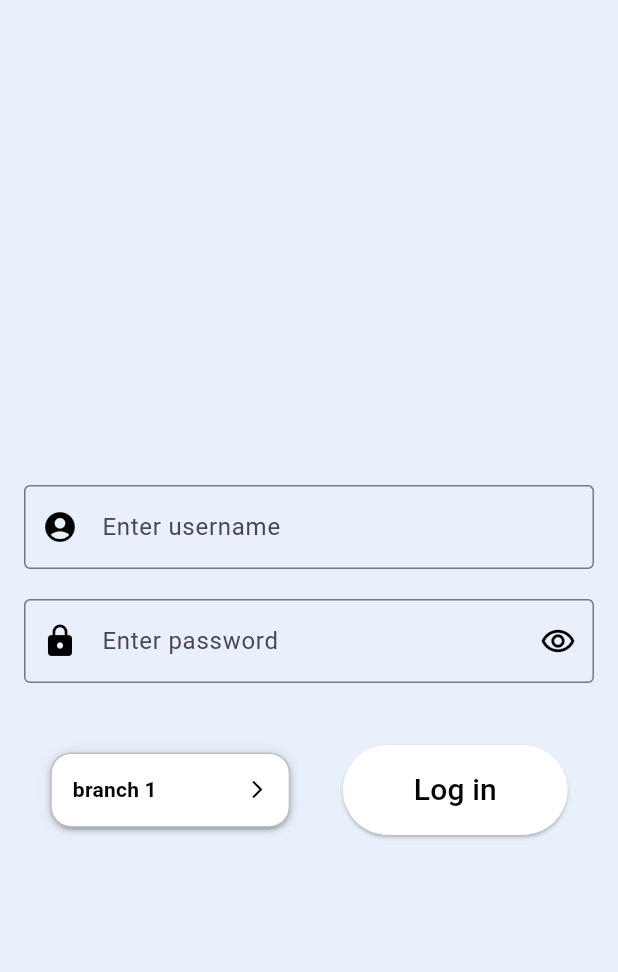
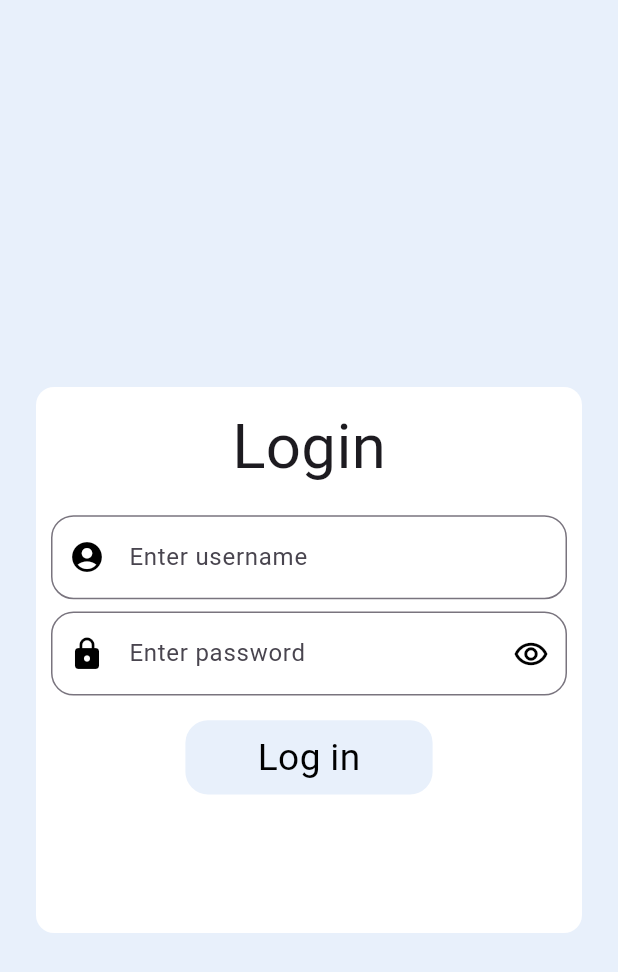
Before and after one commit to gaseer/gramboo_sales_details, a Flutter app: the screen it shows after launch, on a phone screen of 412 x 824 dp. Shown: the top 972 px of the screen. Run offline on Flutter 3.47's test engine with Material 3 defaults, Android fonts, the phone set to English and light mode, and no system bars; drawn by our look-alikes of dropdown_button2; our stand-ins replace fl_chart, flutter_riverpod, fpdart, google_fonts, multi_dropdown; Roboto replaces fonts that are missing (Alice).

Commit message:
login functionality

```diff
--- a/lib/features/auth/screens/login_screen.dart
+++ b/lib/features/auth/screens/login_screen.dart
@@ -1,5 +1,6 @@
 import 'package:flutter/material.dart';
 import 'package:flutter_riverpod/flutter_riverpod.dart';
+import 'package:google_fonts/google_fonts.dart';
 import 'package:gramboo_sales_details/core/navigation_services.dart';
 import 'package:gramboo_sales_details/core/utilities/custom_dropDown.dart';
 import 'package:gramboo_sales_details/features/dashboard/screens/dashBoard_screen.dart';
@@ -21,6 +22,8 @@ class _LoginScreenState extends ConsumerState<LoginScreen> {
 
   final obscureTextProvider = StateProvider((ref) => true);
 
+  final isLoginSuccessProvider = StateProvider((ref) => false);
+
   final branchValueProvider = StateProvider<String?>((ref) => "branch 1");
 
   @override
@@ -32,40 +35,65 @@ class _LoginScreenState extends ConsumerState<LoginScreen> {
 
   @override
   Widget build(BuildContext context) {
+    final isLoggedIn = ref.watch(isLoginSuccessProvider);
     return Scaffold(
       appBar: AppBar(),
-      body: Container(
-        padding: const EdgeInsets.all(16),
+      body: Center(
+        child: Container(
+          height: isLoggedIn ? h * .6 : h * .5,
+          padding: const EdgeInsets.all(20),
+          child: Card(
+            child: Padding(
+              padding: const EdgeInsets.all(10.0),
               child: Form(
                 key: _formKey,
+                child: SingleChildScrollView(
                   child: Column(
-            mainAxisAlignment: MainAxisAlignment.center,
+                    mainAxisSize: MainAxisSize.min,
                     children: [
+                      Text(
+                        "Login",
+                        style: GoogleFonts.alice(fontSize: w * .1),
+                      ),
+                      SizedBox(
+                        height: h * .02,
+                      ),
                       TextFormField(
                         controller: _userNameController,
-                decoration: const InputDecoration(
+                        decoration: InputDecoration(
                           hintText: "Enter username",
-                  prefixIcon: Icon(
+                          prefixIcon: const Icon(
                             Icons.account_circle_sharp,
                             color: Palette.iconColor,
                           ),
                           errorBorder: OutlineInputBorder(
-                    borderSide: BorderSide(width: 3, color: Colors.redAccent),
+                            borderRadius: BorderRadius.circular(15),
+                            borderSide: const BorderSide(
+                                width: 3, color: Colors.redAccent),
                           ),
                           border: OutlineInputBorder(
-                    borderSide: BorderSide(
+                            borderRadius: BorderRadius.circular(15),
+                            borderSide: const BorderSide(
                               color: Palette.primaryColor,
                             ),
                           ),
                           focusedBorder: OutlineInputBorder(
-                    borderSide: BorderSide(
+                            borderRadius: BorderRadius.circular(15),
+                            borderSide: const BorderSide(
                               color: Palette.primaryColor,
                             ),
                           ),
                         ),
+                        validator: (value) {
+                          if (value == null || value.trim().isEmpty) {
+                            return "This field can't be empty";
+                          } else {
+                            return null;
+                          }
+                        },
                       ),
-              const SizedBox(
-                height: 20,
+                      SizedBox(
+                        height: h * .01,
                       ),
                       TextFormField(
                         obscureText: ref.watch(obscureTextProvider),
@@ -76,16 +104,20 @@ class _LoginScreenState extends ConsumerState<LoginScreen> {
                             Icons.lock,
                             color: Palette.iconColor,
                           ),
-                  errorBorder: const OutlineInputBorder(
-                    borderSide: BorderSide(width: 3, color: Colors.redAccent),
+                          errorBorder: OutlineInputBorder(
+                            borderRadius: BorderRadius.circular(15),
+                            borderSide: const BorderSide(
+                                width: 3, color: Colors.redAccent),
                           ),
-                  border: const OutlineInputBorder(
-                    borderSide: BorderSide(
+                          border: OutlineInputBorder(
+                            borderRadius: BorderRadius.circular(15),
+                            borderSide: const BorderSide(
                               color: Palette.borderColor,
                             ),
                           ),
-                  focusedBorder: const OutlineInputBorder(
-                    borderSide: BorderSide(
+                          focusedBorder: OutlineInputBorder(
+                            borderRadius: BorderRadius.circular(15),
+                            borderSide: const BorderSide(
                               color: Palette.borderColor,
                             ),
                           ),
@@ -107,33 +139,86 @@ class _LoginScreenState extends ConsumerState<LoginScreen> {
                             ),
                           ),
                         ),
+                        validator: (value) {
+                          if (value == null || value.isEmpty) {
+                            return "Enter password";
+                          } else {
+                            return null;
+                          }
+                        },
                       ),
                       SizedBox(
-                height: h * .05,
+                        height: h * .02,
+                      ),
+                      GestureDetector(
+                        onTap: () {
+                          if (!isLoggedIn) {
+                            login();
+                          }
+                        },
+                        child: Container(
+                          height: h * .06,
+                          width: w * .4,
+                          decoration: BoxDecoration(
+                              borderRadius: BorderRadius.circular(15),
+                              color: Palette.primaryColor),
+                          child: Center(
+                            child: Text(
+                              isLoggedIn ? "Logged in" : "Log in",
+                              style: TextStyle(
+                                fontSize: w * .06,
+                                color: Palette.textColor,
+                              ),
+                            ),
+                          ),
+                        ),
+                      ),
+
+                      // if login success branch select drop down
+                      if (isLoggedIn)
+                        Column(
+                          children: [
+                            SizedBox(
+                              height: h * .02,
+                            ),
+                            Text(
+                              "Select branch",
+                              style: GoogleFonts.alice(fontSize: w * .05),
+                            ),
+                            SizedBox(
+                              height: h * .02,
                             ),
                             Row(
                               mainAxisAlignment: MainAxisAlignment.spaceAround,
                               children: [
-                  CustomDropDown(dropList: [
+                                CustomDropDown(
+                                  dropList: const [
                                     "branch 1",
                                     "branch 2",
                                     "branch 3",
-                  ], selectedValueProvider: branchValueProvider),
-                  ElevatedButton(
-                    style: ElevatedButton.styleFrom(
-                      backgroundColor: Palette.cardColor,
-                      fixedSize: const Size(150, 60),
+                                  ],
+                                  selectedValueProvider: branchValueProvider,
                                 ),
-                    onPressed: () {
-                      NavigationService.navigateToScreen(
-                        context,
-                        DashBoardScreen(),
-                      );
-                    },
-                    child: const Text(
-                      "Log in",
-                      style: TextStyle(fontSize: 20, color: Palette.textColor),
+                                GestureDetector(
+                                  onTap: () {},
+                                  child: Container(
+                                    height: h * .06,
+                                    width: w * .4,
+                                    decoration: BoxDecoration(
+                                        borderRadius: BorderRadius.circular(15),
+                                        color: Palette.primaryColor),
+                                    child: Center(
+                                      child: Text(
+                                        "Continue",
+                                        style: TextStyle(
+                                          fontSize: w * .06,
+                                          color: Palette.textColor,
                                         ),
+                                      ),
+                                    ),
+                                  ),
+                                ),
+                              ],
                             ),
                           ],
                         )
@@ -141,6 +226,17 @@ class _LoginScreenState extends ConsumerState<LoginScreen> {
                   ),
                 ),
               ),
+            ),
+          ),
+        ),
+      ),
     );
   }
+
+  login() {
+    // if login successful
+    if (_formKey.currentState!.validate()) {
+      ref.read(isLoginSuccessProvider.notifier).state = true;
     }
+  }
+}
```
Lines whose indentation alone changed are shown as unchanged.
